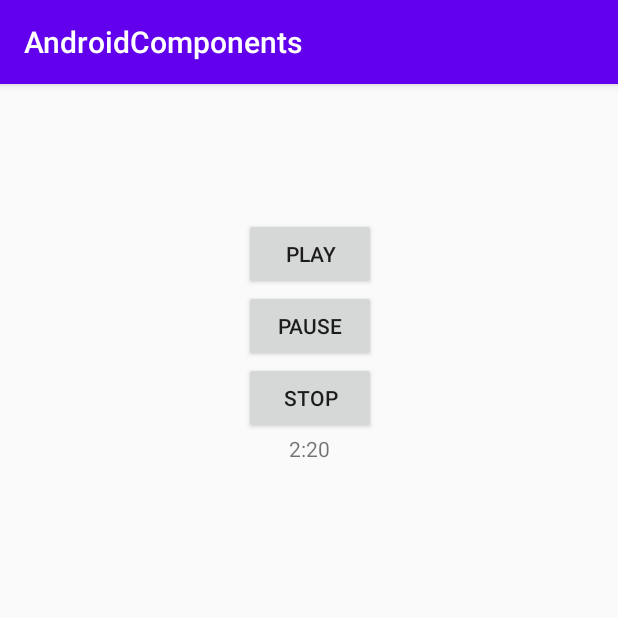
After one commit to Mauriciomunoz/AndroidComponents, an Android app: the ServiceExample screen opened directly, with no data from a screen before it, on a phone screen of 412 x 824 dp, the top half of it. The commit adds this screen. Run offline under Robolectric (Android 15) with nearby library versions, the phone set to English and light mode, and no system bars; our stand-ins replace data binding.

Commit message:
Added Service example

```diff
--- a/app/src/main/java/com/mapp/androidcomponents/MainActivity.java
+++ b/app/src/main/java/com/mapp/androidcomponents/MainActivity.java
@@ -19,6 +19,7 @@ public class MainActivity extends AppCompatActivity implements View.OnClickListe
 
         binding = DataBindingUtil.setContentView(this, R.layout.activity_main);
         binding.btnActivity.setOnClickListener(this);
+        binding.btnService.setOnClickListener(this);
 
     }
 
@@ -29,6 +30,10 @@ public class MainActivity extends AppCompatActivity implements View.OnClickListe
                 Intent intent = new Intent(this, MainActivity2.class);
                 startActivity(intent);
                 break;
+            case R.id.btnService:
+                Intent iService = new Intent(this, ServiceExample.class);
+                startActivity(iService);
+                break;
         }
 
     }
--- /dev/null
+++ b/app/src/main/res/layout/activity_service_example.xml
@@ -0,0 +1,50 @@
+<?xml version="1.0" encoding="utf-8"?>
+<layout>
+<androidx.constraintlayout.widget.ConstraintLayout xmlns:android="http://schemas.android.com/apk/res/android"
+    xmlns:app="http://schemas.android.com/apk/res-auto"
+    xmlns:tools="http://schemas.android.com/tools"
+    android:layout_width="match_parent"
+    android:layout_height="match_parent"
+    tools:context=".ServiceExample">
+
+
+    <LinearLayout
+        android:layout_width="413dp"
+        android:layout_height="589dp"
+        android:gravity="center_horizontal"
+        android:orientation="vertical"
+        app:layout_constraintBottom_toBottomOf="parent"
+        app:layout_constraintStart_toStartOf="parent"
+        app:layout_constraintTop_toTopOf="parent">
+
+        <Button
+            android:id="@+id/btnPlay"
+            android:layout_width="wrap_content"
+            android:layout_height="wrap_content"
+            android:text="@string/btn_play"/>
+        <Button
+            android:id="@+id/btnPause"
+            android:layout_width="wrap_content"
+            android:layout_height="wrap_content"
+            android:text="@string/btn_pause"/>
+        <Button
+            android:id="@+id/btnStop"
+            android:layout_width="wrap_content"
+            android:layout_height="wrap_content"
+            android:text="@string/btn_stop"/>
+
+        <TextView
+            android:id="@+id/musicPos"
+            android:layout_width="wrap_content"
+            android:layout_height="wrap_content"
+            android:text="2:20"
+            />
+
+        <TextView
+            android:id="@+id/musicDuration"
+            android:layout_width="wrap_content"
+            android:layout_height="wrap_content"/>
+    </LinearLayout>
+
+</androidx.constraintlayout.widget.ConstraintLayout>
+</layout>
--- a/app/src/main/res/values/strings.xml
+++ b/app/src/main/res/values/strings.xml
@@ -10,5 +10,9 @@
     <string name="btn_service">Service</string>
     <string name="btn_broadcast">Broadcast receiver</string>
     <string name="btn_content">Content provider</string>
+    <string name="btn_close">Close</string>
+    <string name="btn_play">Play</string>
+    <string name="btn_pause">Pause</string>
+    <string name="btn_stop">Stop</string>
 
 </resources>
```
Also changed, not shown: app/src/main/AndroidManifest.xml (+10 -5 lines), app/src/main/java/com/mapp/androidcomponents/MyService.java (added, +66 -0 lines), app/src/main/java/com/mapp/androidcomponents/ServiceExample.java (added, +125 -0 lines), 1 other file.
